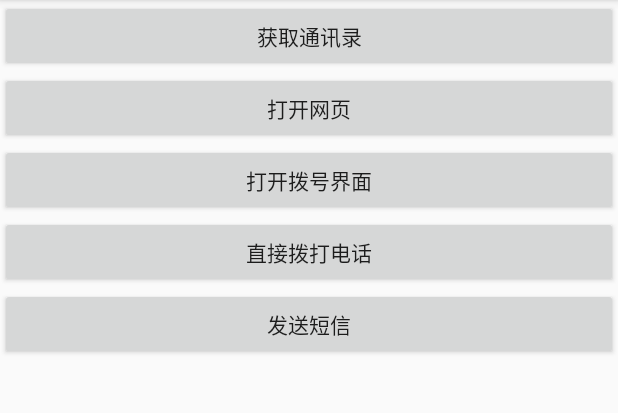
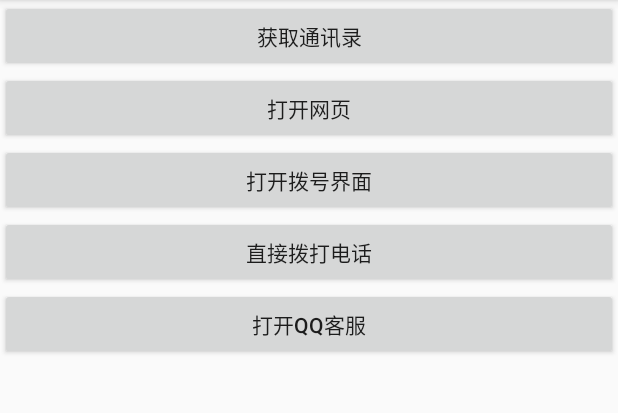
Before and after one commit to cheng-peng/AndroidBase, an Android app: the SystemUriActivity screen opened directly, with no data from a screen before it, on a phone screen of 412 x 824 dp, the part 84-497 px from its top. Run offline under Robolectric (Android 15) with nearby library versions, the phone set to English and light mode, and no system bars.

Commit message:
常用URI

```diff
--- a/app/src/main/java/com/cxp/androidbase/content_provider/ContentProviderActivity.java
+++ b/app/src/main/java/com/cxp/androidbase/content_provider/ContentProviderActivity.java
@@ -23,7 +23,7 @@ public class ContentProviderActivity extends BaseActivity {
     public void clickLis(View view) {
         switch (view.getId()) {
             case R.id.cp_bt1:
-                //系统Uri
+                //常用 Uri
                 startActivity(SystemUriActivity.class);
                 break;
             case R.id.cp_bt2:
--- a/app/src/main/res/layout/activity_content_provider.xml
+++ b/app/src/main/res/layout/activity_content_provider.xml
@@ -8,7 +8,7 @@
         android:onClick="clickLis"
         android:textAllCaps="false"
         android:id="@+id/cp_bt1"
-        android:text="系统 Uri"
+        android:text="常用 Uri"
         app:layout_constraintRight_toRightOf="parent"
         app:layout_constraintLeft_toLeftOf="parent"
         app:layout_constraintTop_toTopOf="parent"
--- a/app/src/main/res/layout/activity_system_uri.xml
+++ b/app/src/main/res/layout/activity_system_uri.xml
@@ -58,7 +58,7 @@
             android:layout_width="0dp"
             android:layout_height="wrap_content"
             android:onClick="clickLis"
-            android:text="发送短信"
+            android:text="打开QQ客服"
             android:textAllCaps="false"
             app:layout_constraintLeft_toLeftOf="parent"
             app:layout_constraintRight_toRightOf="parent"
```
Also changed, not shown: app/src/main/java/com/cxp/androidbase/content_provider/SystemUriActivity.java (+10 -5 lines).
